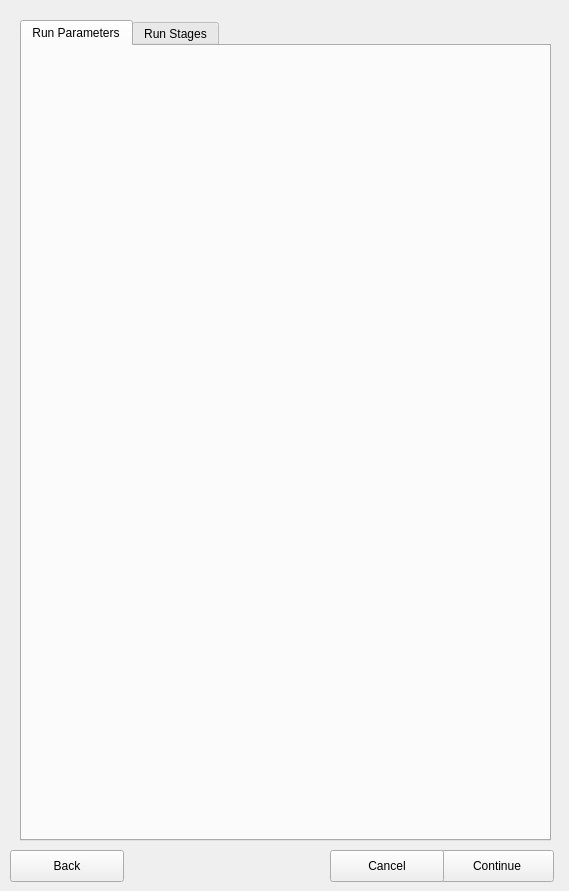
This is parentwidget.ui in hallamlab/MetaPathwaysGUI as Qt 5 draws it before an edit. The edited form follows.
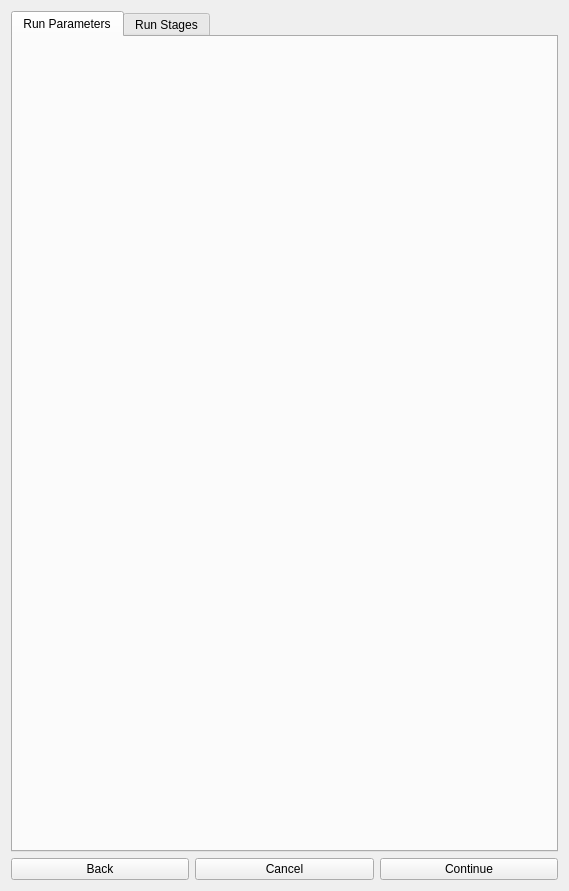
This is the edited form.

The edit to the form file:
```diff
--- a/parentwidget.ui
+++ b/parentwidget.ui
@@ -13,15 +13,30 @@
   <property name="windowTitle">
    <string>Form</string>
   </property>
+  <layout class="QGridLayout" name="gridLayout">
+   <item row="1" column="0">
+    <widget class="QPushButton" name="backButton">
+     <property name="text">
+      <string>Back</string>
+     </property>
+    </widget>
+   </item>
+   <item row="1" column="1">
+    <widget class="QPushButton" name="cancelButton">
+     <property name="text">
+      <string>Cancel</string>
+     </property>
+    </widget>
+   </item>
+   <item row="1" column="2">
+    <widget class="QPushButton" name="continueButton">
+     <property name="text">
+      <string>Continue</string>
+     </property>
+    </widget>
+   </item>
+   <item row="0" column="0" colspan="3">
   <widget class="QTabWidget" name="parentTabWidget">
-   <property name="geometry">
-    <rect>
-     <x>20</x>
-     <y>20</y>
-     <width>531</width>
-     <height>821</height>
-    </rect>
-   </property>
    <property name="currentIndex">
     <number>0</number>
    </property>
@@ -36,45 +51,8 @@
     </attribute>
    </widget>
   </widget>
-  <widget class="QPushButton" name="continueButton">
-   <property name="geometry">
-    <rect>
-     <x>440</x>
-     <y>850</y>
-     <width>114</width>
-     <height>32</height>
-    </rect>
-   </property>
-   <property name="text">
-    <string>Continue</string>
-   </property>
-  </widget>
-  <widget class="QPushButton" name="cancelButton">
-   <property name="geometry">
-    <rect>
-     <x>330</x>
-     <y>850</y>
-     <width>114</width>
-     <height>32</height>
-    </rect>
-   </property>
-   <property name="text">
-    <string>Cancel</string>
-   </property>
-  </widget>
-  <widget class="QPushButton" name="backButton">
-   <property name="geometry">
-    <rect>
-     <x>10</x>
-     <y>850</y>
-     <width>114</width>
-     <height>32</height>
-    </rect>
-   </property>
-   <property name="text">
-    <string>Back</string>
-   </property>
-  </widget>
+   </item>
+  </layout>
  </widget>
  <resources/>
  <connections/>
```
Lines whose indentation alone changed are shown as unchanged.
